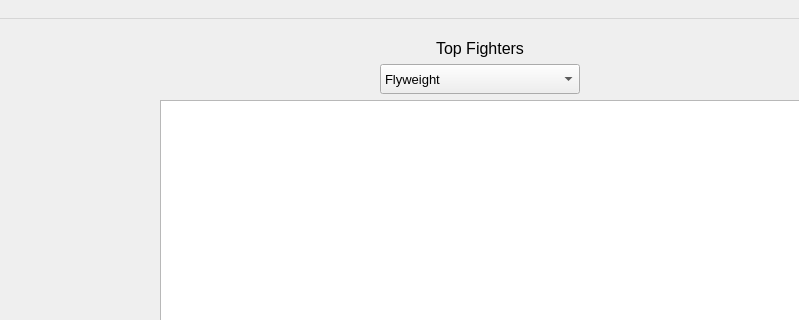
Before: the Qt Designer form src/home.ui in Kellenparker/boxingsim-gui, drawn with Qt 5; both pictures show x 481 to 1280 and y 0 to 320 of the 1280 by 900 pixel window.
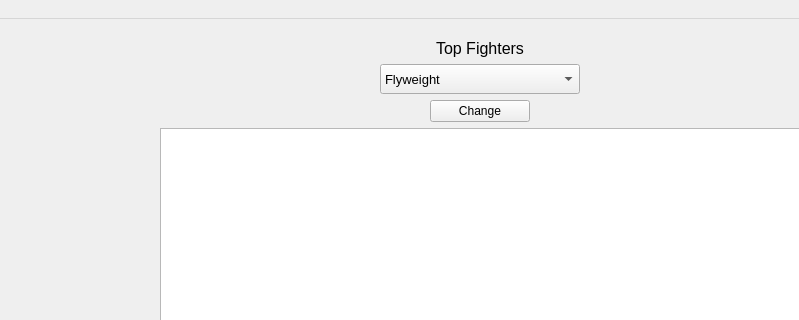
After: the same form once the commit is applied.

```diff
--- a/src/home.ui
+++ b/src/home.ui
@@ -132,6 +132,25 @@
          </item>
         </widget>
        </item>
+       <item alignment="Qt::AlignHCenter">
+        <widget class="QPushButton" name="pushButton">
+         <property name="minimumSize">
+          <size>
+           <width>100</width>
+           <height>20</height>
+          </size>
+         </property>
+         <property name="maximumSize">
+          <size>
+           <width>100</width>
+           <height>16777215</height>
+          </size>
+         </property>
+         <property name="text">
+          <string>Change</string>
+         </property>
+        </widget>
+       </item>
        <item>
         <widget class="QTableView" name="fighterTable"/>
        </item>
```
